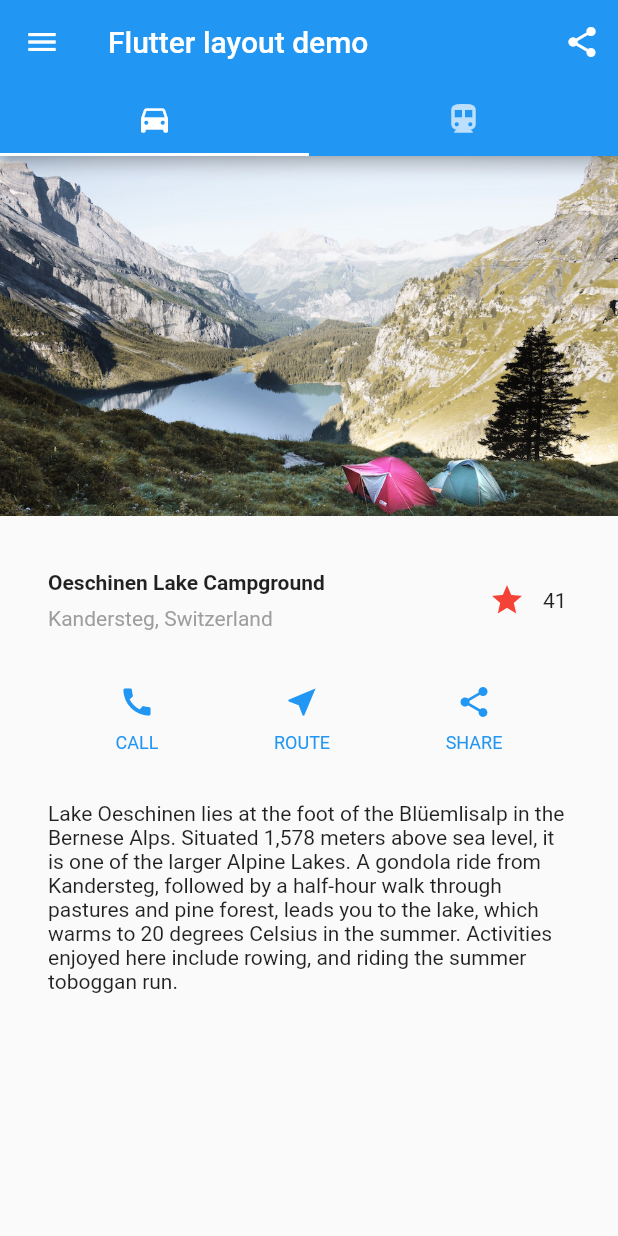
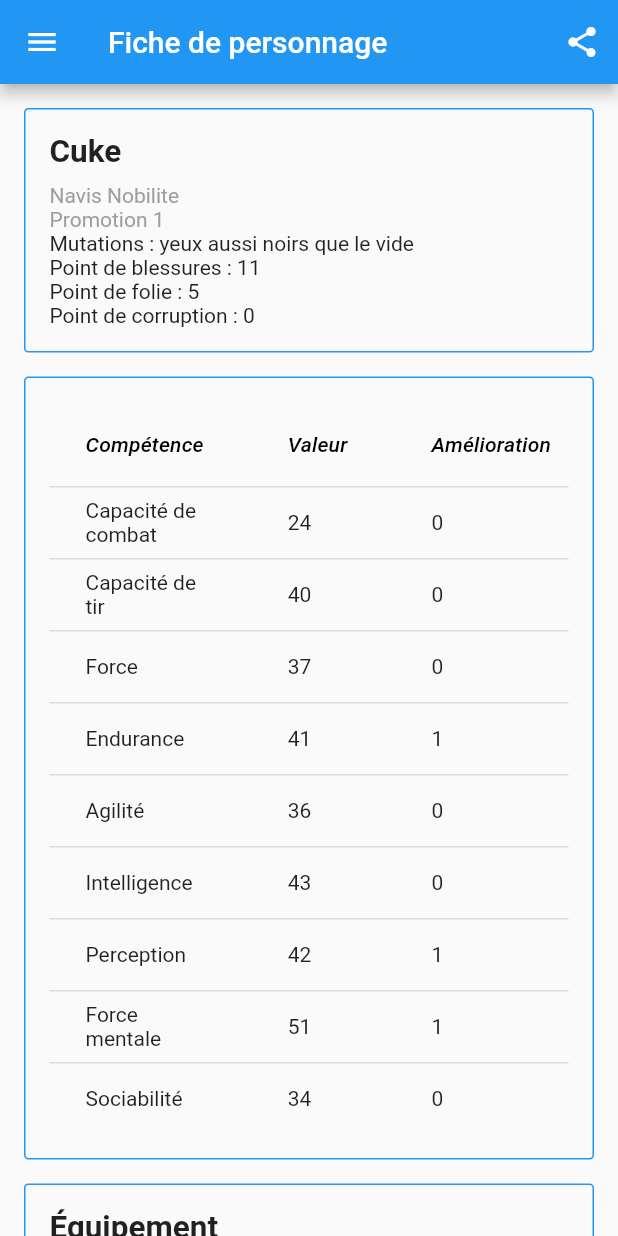
Before and after one commit to Cuke7/flutter-template, a Flutter app: the screen it shows after launch, on a phone screen of 412 x 824 dp. Run offline on Flutter 3.47's test engine with Material 2 defaults, Android fonts, the phone set to English and light mode, and no system bars; our stand-ins replace share.

Commit message:
Organised the code

```diff
--- /dev/null
+++ b/lib/composants/basicInfos.dart
@@ -0,0 +1,54 @@
+import 'package:flutter/material.dart';
+import '../global.dart' as global;
+
+final Widget basicInfos = Container(
+  decoration: BoxDecoration(
+    border: Border.all(
+      color: Colors.blue,
+    ),
+    borderRadius: BorderRadius.all(
+      Radius.circular(3),
+    ),
+  ),
+  padding: const EdgeInsets.all(16),
+  margin: const EdgeInsets.all(16),
+  child: Row(
+    children: [
+      Expanded(
+        /*1*/
+        child: Column(
+          crossAxisAlignment: CrossAxisAlignment.start,
+          children: [
+            /*2*/
+            Container(
+              padding: const EdgeInsets.only(bottom: 8),
+              child: Text(
+                global.name,
+                style: TextStyle(
+                  fontWeight: FontWeight.bold,
+                  fontSize: 21,
+                ),
+              ),
+            ),
+            Text(
+              global.classe,
+              style: TextStyle(
+                color: Colors.grey[500],
+              ),
+            ),
+            Text(
+              global.promotion,
+              style: TextStyle(
+                color: Colors.grey[500],
+              ),
+            ),
+            Text("Mutations : yeux aussi noirs que le vide"),
+            Text("Point de blessures : 11"),
+            Text("Point de folie : 5"),
+            Text("Point de corruption : 0"),
+          ],
+        ),
+      ),
+    ],
+  ),
+);
--- /dev/null
+++ b/lib/composants/caracTable.dart
@@ -0,0 +1,48 @@
+import 'package:flutter/material.dart';
+import '../global.dart' as global;
+
+final Widget caracTable = Container(
+    decoration: BoxDecoration(
+      border: Border.all(
+        color: Colors.blue,
+      ),
+      borderRadius: BorderRadius.all(
+        Radius.circular(3),
+      ),
+    ),
+    padding: const EdgeInsets.all(16),
+    margin: const EdgeInsets.only(right: 16, left: 16),
+    child: DataTable(
+      columns: const <DataColumn>[
+        DataColumn(
+          label: Text(
+            'Compétence',
+            style: TextStyle(fontStyle: FontStyle.italic),
+          ),
+        ),
+        DataColumn(
+          label: Text(
+            'Valeur',
+            style: TextStyle(fontStyle: FontStyle.italic),
+          ),
+        ),
+        DataColumn(
+          label: Text(
+            'Amélioration',
+            style: TextStyle(fontStyle: FontStyle.italic),
+          ),
+        ),
+      ],
+      rows: global
+          .stats // Loops through dataColumnText, each iteration assigning the value to element
+          .map(
+            ((element) => DataRow(
+                  cells: <DataCell>[
+                    DataCell(Text(element["name"])),
+                    DataCell(Text(element["value"])),
+                    DataCell(Text(element["amélioration"])),
+                  ],
+                )),
+          )
+          .toList(),
+    ));
--- /dev/null
+++ b/lib/composants/equipment.dart
@@ -0,0 +1,46 @@
+import 'package:flutter/material.dart';
+import '../global.dart' as global;
+
+final Widget equipement = Container(
+  decoration: BoxDecoration(
+    border: Border.all(
+      color: Colors.blue,
+    ),
+    borderRadius: BorderRadius.all(
+      Radius.circular(3),
+    ),
+  ),
+  padding: const EdgeInsets.all(16),
+  margin: const EdgeInsets.all(16),
+  child: Row(
+    children: [
+      Expanded(
+        /*1*/
+        child: Column(
+          crossAxisAlignment: CrossAxisAlignment.start,
+          children: [
+            /*2*/
+            Container(
+              padding: const EdgeInsets.only(bottom: 8),
+              child: Text(
+                "Équipement",
+                style: TextStyle(
+                  fontWeight: FontWeight.bold,
+                  fontSize: 21,
+                ),
+              ),
+            ),
+            Text("Pistolet radiant"),
+            Text("Canne métalique"),
+            Text("Tarot de l'empereur"),
+            Text("Armure composite"),
+            Text("Foulard en soie"),
+            Text("Toge de la nobilite"),
+            Text("Porte bonheur"),
+            Text("Microvox")
+          ],
+        ),
+      ),
+    ],
+  ),
+);
--- /dev/null
+++ b/lib/composants/talentsTraits.dart
@@ -0,0 +1,69 @@
+import 'package:flutter/material.dart';
+import '../global.dart' as global;
+
+final Widget talentsTraits = Container(
+  decoration: BoxDecoration(
+    border: Border.all(
+      color: Colors.blue,
+    ),
+    borderRadius: BorderRadius.all(
+      Radius.circular(3),
+    ),
+  ),
+  padding: const EdgeInsets.all(16),
+  margin: const EdgeInsets.all(16),
+  child: Row(
+    children: [
+      Expanded(
+        /*1*/
+        child: Column(
+          crossAxisAlignment: CrossAxisAlignment.start,
+          children: [
+            /*2*/
+            Container(
+              padding: const EdgeInsets.only(bottom: 8),
+              child: Text(
+                "Talents et traits",
+                style: TextStyle(
+                  fontWeight: FontWeight.bold,
+                  fontSize: 21,
+                ),
+              ),
+            ),
+            Text("Foi inébremlable"),
+            Text("Armure de mépris"),
+            Text("Technoharmonisation"),
+            Text("Résistance (peur)"),
+            Text("Arme de poing"),
+            Text("Navigator"),
+            Text("Nyctalope"),
+            Text(
+              "+10 au tests en rapport avec la noblesse",
+              style: TextStyle(
+                color: Colors.grey[500],
+              ),
+            ),
+            Text(
+              "-10 sur les connaissances du credo impérial",
+              style: TextStyle(
+                color: Colors.grey[500],
+              ),
+            ),
+            Text(
+              "-5 aux tests sociaux en rapport avec l'éclésiarchie",
+              style: TextStyle(
+                color: Colors.grey[500],
+              ),
+            ),
+            Text(
+              "-10 aux interractions avec les individus extérieurs à l'impérium",
+              style: TextStyle(
+                color: Colors.grey[500],
+              ),
+            ),
+          ],
+        ),
+      ),
+    ],
+  ),
+);
--- a/lib/main.dart
+++ b/lib/main.dart
@@ -1,9 +1,15 @@
-// Copyright 2018 The Flutter team. All rights reserved.
-// Use of this source code is governed by a BSD-style license that can be
-// found in the LICENSE file.
-
 import 'package:flutter/material.dart';
 import 'package:share/share.dart';
+
+// Global variable that containt my character stats, equipements, infos...
+//import 'global.dart' as global;
+
+// Individual components
+import 'composants/caracTable.dart';
+import 'composants/basicInfos.dart';
+import 'composants/equipment.dart';
+import 'composants/talentsTraits.dart';
+import 'composants/competencesTable.dart';
 
 void main() => runApp(MyApp());
 
@@ -13,104 +19,22 @@ class MyApp extends StatelessWidget {
     return new MaterialApp(
       initialRoute: '/',
       routes: {
-        // When navigating to the "/" route, build the FirstScreen widget.
-        '/': (context) => HomeScreen(),
-        // When navigating to the "/second" route, build the SecondScreen widget.
-        '/second': (context) => SecondRoute(),
+        // When navigating to the "/" route, build the FicheWidget widget.
+        '/': (context) => FicheWidget(),
+        // When navigating to the "/second" route, build the TalentsCompetences widget.
+        '/second': (context) => TalentsCompetences(),
       },
     );
   }
 }
 
-class HomeScreen extends StatelessWidget {
+//------------------------------------------------------------------------------
+//------------------------------Main screen-------------------------------------
+//------------------------------------------------------------------------------
+class FicheWidget extends StatelessWidget {
   @override
   Widget build(BuildContext context) {
-    Color color = Theme.of(context).primaryColor;
-
-    Column _buildButtonColumn(Color color, IconData icon, String label) {
-      return Column(
-        mainAxisSize: MainAxisSize.min,
-        mainAxisAlignment: MainAxisAlignment.center,
-        children: [
-          Icon(icon, color: color),
-          Container(
-            margin: const EdgeInsets.only(top: 8),
-            child: Text(
-              label,
-              style: TextStyle(
-                fontSize: 12,
-                fontWeight: FontWeight.w400,
-                color: color,
-              ),
-            ),
-          ),
-        ],
-      );
-    }
-
-    Widget titleSection = Container(
-      padding: const EdgeInsets.all(32),
-      child: Row(
-        children: [
-          Expanded(
-            /*1*/
-            child: Column(
-              crossAxisAlignment: CrossAxisAlignment.start,
-              children: [
-                /*2*/
-                Container(
-                  padding: const EdgeInsets.only(bottom: 8),
-                  child: Text(
-                    'Oeschinen Lake Campground',
-                    style: TextStyle(
-                      fontWeight: FontWeight.bold,
-                    ),
-                  ),
-                ),
-                Text(
-                  'Kandersteg, Switzerland',
-                  style: TextStyle(
-                    color: Colors.grey[500],
-                  ),
-                ),
-              ],
-            ),
-          ),
-          /*3*/
-          FavoriteWidget(),
-        ],
-      ),
-    );
-
-    Widget buttonSection = Container(
-      child: Row(
-        mainAxisAlignment: MainAxisAlignment.spaceEvenly,
-        children: [
-          _buildButtonColumn(color, Icons.call, 'CALL'),
-          _buildButtonColumn(color, Icons.near_me, 'ROUTE'),
-          _buildButtonColumn(color, Icons.share, 'SHARE'),
-        ],
-      ),
-    );
-
-    Widget textSection = Container(
-      padding: const EdgeInsets.all(32),
-      child: Text(
-        'Lake Oeschinen lies at the foot of the Blüemlisalp in the Bernese '
-        'Alps. Situated 1,578 meters above sea level, it is one of the '
-        'larger Alpine Lakes. A gondola ride from Kandersteg, followed by a '
-        'half-hour walk through pastures and pine forest, leads you to the '
-        'lake, which warms to 20 degrees Celsius in the summer. Activities '
-        'enjoyed here include rowing, and riding the summer toboggan run.',
-        softWrap: true,
-      ),
-    );
-
-    return MaterialApp(
-      title: 'Flutter layout demo',
-      home: DefaultTabController(
-        length: 2,
-        child: Scaffold(
+    return Scaffold(
       appBar: AppBar(
         actions: <Widget>[
           new IconButton(
@@ -119,118 +43,82 @@ class HomeScreen extends StatelessWidget {
                 Share.share('check out my website https://example.com');
               }),
         ],
-            bottom: TabBar(
-              tabs: [
-                Tab(icon: Icon(Icons.directions_car)),
-                Tab(icon: Icon(Icons.directions_transit)),
-              ],
+        title: Text("Fiche de personnage"),
       ),
-            title: Text('Flutter layout demo'),
-          ),
-          body: TabBarView(
-            children: [
-              ListView(children: [
-                Image.asset(
-                  'images/lake.jpg',
-                  width: 600,
-                  height: 240,
-                  fit: BoxFit.cover,
-                ),
-                titleSection,
-                buttonSection,
-                textSection,
-              ]),
-              Icon(Icons.directions_transit),
-            ],
-          ),
+
+      // List of widgets used in the main screen :
+      body: ListView(
+          children: [basicInfos, caracTable, equipement, talentsTraits]),
+
+      // Navigation drawer :
       drawer: Drawer(
-            // Add a ListView to the drawer. This ensures the user can scroll
-            // through the options in the drawer if there isn't enough vertical
-            // space to fit everything.
         child: ListView(
-              // Important: Remove any padding from the ListView.
           padding: EdgeInsets.zero,
           children: <Widget>[
             DrawerHeader(
-                  child: Text('Drawer Header'),
+              child: Text(''),
               decoration: BoxDecoration(
                 color: Colors.blue,
               ),
             ),
             ListTile(
-                  title: Text('Item 1'),
+              title: Text('Compétences et talents'),
               onTap: () {
+                Navigator.of(context).pop();
                 Navigator.pushNamed(context, '/second');
               },
             ),
           ],
         ),
       ),
+    );
+  }
+}
+
+//------------------------------------------------------------------------------
+//------------------------------Second screen-----------------------------------
+//------------------------------------------------------------------------------
+class TalentsCompetences extends StatelessWidget {
+  @override
+  Widget build(BuildContext context) {
+    return DefaultTabController(
+      length: 2,
+      child: Scaffold(
+        appBar: AppBar(
+          bottom: TabBar(
+            tabs: [
+              Padding(
+                padding: const EdgeInsets.all(4.0),
+                child: Text(
+                  "Compétences",
+                  style: TextStyle(
+                    fontSize: 14.0,
+                    fontWeight: FontWeight.bold,
+                  ),
+                ),
+              ),
+              Padding(
+                padding: const EdgeInsets.all(4.0),
+                child: Text(
+                  "Talents",
+                  style: TextStyle(
+                    fontSize: 14.0,
+                    fontWeight: FontWeight.bold,
+                  ),
+                ),
+              ),
+            ],
+          ),
+        ),
+        body: TabBarView(
+          children: [
+            ListView(
+              children: [competencesTable],
+            ),
+            Center(child: Text("Talents")),
+          ],
         ),
       ),
     );
   }
 }
-
-class SecondRoute extends StatelessWidget {
-  @override
-  Widget build(BuildContext context) {
-    return Scaffold(
-      appBar: AppBar(
-        title: Text("Second Route"),
-      ),
-      body: Center(
-        child: RaisedButton(
-          onPressed: () {
-            Navigator.pop(context);
-          },
-          child: Text('Go back!'),
-        ),
-      ),
-    );
-  }
-}
-
-class FavoriteWidget extends StatefulWidget {
-  @override
-  _FavoriteWidgetState createState() => _FavoriteWidgetState();
-}
-
-class _FavoriteWidgetState extends State<FavoriteWidget> {
-  bool _isFavorited = true;
-  int _favoriteCount = 41;
-  @override
-  Widget build(BuildContext context) {
-    return Row(
-      mainAxisSize: MainAxisSize.min,
-      children: [
-        Container(
-          padding: EdgeInsets.all(0),
-          child: IconButton(
-            icon: (_isFavorited ? Icon(Icons.star) : Icon(Icons.star_border)),
-            color: Colors.red[500],
-            onPressed: _toggleFavorite,
-          ),
-        ),
-        SizedBox(
-          width: 18,
-          child: Container(
-            child: Text('$_favoriteCount'),
-          ),
-        ),
-      ],
-    );
-  }
-
-  void _toggleFavorite() {
-    setState(() {
-      if (_isFavorited) {
-        _favoriteCount -= 1;
-        _isFavorited = false;
-      } else {
-        _favoriteCount += 1;
-        _isFavorited = true;
-      }
-    });
-  }
-}
```
Also changed, not shown: lib/composants/competencesTable.dart (added, +48 -0 lines), lib/global.dart (added, +85 -0 lines), pubspec.lock. Lines whose indentation alone changed are shown as unchanged.
